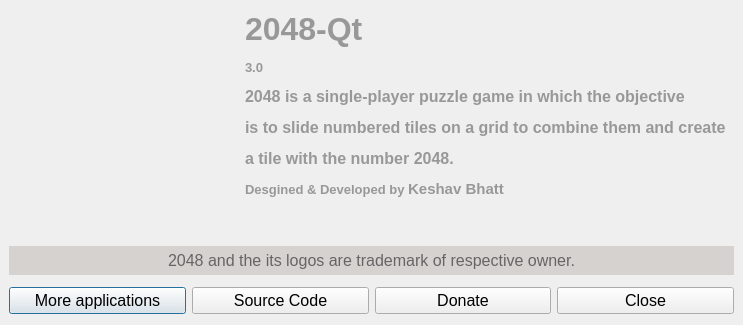
Old version of the form src/aboutdialog.ui in the repository keshavbhatt/2048-qt.
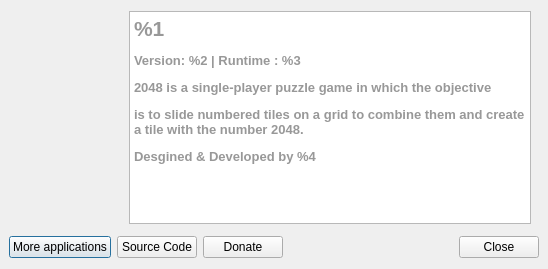
New version of the form. Icons and pictures are not drawn.

```diff
--- a/src/aboutdialog.ui
+++ b/src/aboutdialog.ui
@@ -6,8 +6,8 @@
    <rect>
     <x>0</x>
     <y>0</y>
-    <width>743</width>
-    <height>325</height>
+    <width>548</width>
+    <height>269</height>
    </rect>
   </property>
   <property name="sizePolicy">
@@ -27,15 +27,9 @@
    <property name="leftMargin">
     <number>0</number>
    </property>
-   <property name="topMargin">
-    <number>11</number>
-   </property>
    <property name="rightMargin">
     <number>0</number>
    </property>
-   <property name="bottomMargin">
-    <number>11</number>
-   </property>
    <item row="0" column="0">
     <layout class="QVBoxLayout" name="verticalLayout">
      <property name="leftMargin">
@@ -56,61 +50,47 @@
         <widget class="QLabel" name="label">
          <property name="minimumSize">
           <size>
-           <width>200</width>
-           <height>200</height>
+           <width>120</width>
+           <height>120</height>
+          </size>
+         </property>
+         <property name="maximumSize">
+          <size>
+           <width>120</width>
+           <height>120</height>
           </size>
          </property>
          <property name="text">
           <string/>
          </property>
+         <property name="scaledContents">
+          <bool>true</bool>
+         </property>
          <property name="alignment">
           <set>Qt::AlignCenter</set>
          </property>
         </widget>
        </item>
        <item>
-        <widget class="QLabel" name="label_2">
-         <property name="lineWidth">
-          <number>1</number>
-         </property>
-         <property name="text">
+        <widget class="QTextBrowser" name="textBrowser">
+         <property name="html">
           <string>&lt;!DOCTYPE HTML PUBLIC &quot;-//W3C//DTD HTML 4.0//EN&quot; &quot;http://www.w3.org/TR/REC-html40/strict.dtd&quot;&gt;
 &lt;html&gt;&lt;head&gt;&lt;meta name=&quot;qrichtext&quot; content=&quot;1&quot; /&gt;&lt;style type=&quot;text/css&quot;&gt;
 p, li { white-space: pre-wrap; }
-&lt;/style&gt;&lt;/head&gt;&lt;body style=&quot; font-family:'MS Shell Dlg 2'; font-size:8pt; font-weight:400; font-style:normal;&quot;&gt;
-&lt;p style=&quot; margin-top:12px; margin-bottom:12px; margin-left:0px; margin-right:0px; -qt-block-indent:0; text-indent:0px;&quot;&gt;&lt;span style=&quot; font-family:'Sans Serif'; font-size:24pt; font-weight:600; color:#989898;&quot;&gt;2048-Qt&lt;/span&gt;&lt;/p&gt;
-&lt;p style=&quot; margin-top:12px; margin-bottom:12px; margin-left:0px; margin-right:0px; -qt-block-indent:0; text-indent:0px;&quot;&gt;&lt;span style=&quot; font-family:'Sans Serif'; font-size:10pt; font-weight:600; color:#989898;&quot;&gt;3.0&lt;/span&gt;&lt;/p&gt;
-&lt;p style=&quot; margin-top:12px; margin-bottom:12px; margin-left:0px; margin-right:0px; -qt-block-indent:0; text-indent:0px;&quot;&gt;&lt;span style=&quot; font-family:'Sans Serif'; font-size:12pt; font-weight:600; color:#989898;&quot;&gt;2048 is a single-player puzzle game in which the objective &lt;/span&gt;&lt;/p&gt;
-&lt;p style=&quot; margin-top:12px; margin-bottom:12px; margin-left:0px; margin-right:0px; -qt-block-indent:0; text-indent:0px;&quot;&gt;&lt;span style=&quot; font-family:'Sans Serif'; font-size:12pt; font-weight:600; color:#989898;&quot;&gt;is to slide numbered tiles on a grid to combine them and create&lt;/span&gt;&lt;/p&gt;
-&lt;p style=&quot; margin-top:12px; margin-bottom:12px; margin-left:0px; margin-right:0px; -qt-block-indent:0; text-indent:0px;&quot;&gt;&lt;span style=&quot; font-family:'Sans Serif'; font-size:12pt; font-weight:600; color:#989898;&quot;&gt;a tile with the number 2048.&lt;/span&gt;&lt;/p&gt;
-&lt;p style=&quot; margin-top:12px; margin-bottom:12px; margin-left:0px; margin-right:0px; -qt-block-indent:0; text-indent:0px;&quot;&gt;&lt;span style=&quot; font-family:'Sans Serif'; font-size:10pt; font-weight:600; color:#989898;&quot;&gt;Desgined &amp;amp; Developed by &lt;/span&gt;&lt;span style=&quot; font-family:'Sans Serif'; font-size:11pt; font-weight:600; color:#989898;&quot;&gt;Keshav Bhatt&lt;/span&gt;&lt;/p&gt;
-&lt;p style=&quot; margin-top:12px; margin-bottom:12px; margin-left:0px; margin-right:0px; -qt-block-indent:0; text-indent:0px;&quot;&gt;&lt;span style=&quot; font-family:'Sans Serif'; font-size:11pt;&quot;&gt;&lt;br /&gt;&lt;/span&gt;&lt;/p&gt;&lt;/body&gt;&lt;/html&gt;</string>
+&lt;/style&gt;&lt;/head&gt;&lt;body style=&quot; font-family:'Ubuntu'; font-size:11pt; font-weight:400; font-style:normal;&quot;&gt;
+&lt;p style=&quot; margin-top:12px; margin-bottom:12px; margin-left:0px; margin-right:0px; -qt-block-indent:0; text-indent:0px;&quot;&gt;&lt;span style=&quot; font-family:'Sans Serif'; font-size:16pt; font-weight:600; color:#989898;&quot;&gt;%1&lt;/span&gt;&lt;/p&gt;
+&lt;p style=&quot; margin-top:12px; margin-bottom:12px; margin-left:0px; margin-right:0px; -qt-block-indent:0; text-indent:0px;&quot;&gt;&lt;span style=&quot; font-family:'Sans Serif'; font-size:10pt; font-weight:600; color:#989898;&quot;&gt;Version: %2 | Runtime : %3&lt;/span&gt;&lt;/p&gt;
+&lt;p style=&quot; margin-top:12px; margin-bottom:12px; margin-left:0px; margin-right:0px; -qt-block-indent:0; text-indent:0px;&quot;&gt;&lt;span style=&quot; font-family:'Sans Serif'; font-size:10pt; font-weight:600; color:#989898;&quot;&gt;2048 is a single-player puzzle game in which the objective &lt;/span&gt;&lt;/p&gt;
+&lt;p style=&quot; margin-top:12px; margin-bottom:12px; margin-left:0px; margin-right:0px; -qt-block-indent:0; text-indent:0px;&quot;&gt;&lt;span style=&quot; font-family:'Sans Serif'; font-size:10pt; font-weight:600; color:#989898;&quot;&gt;is to slide numbered tiles on a grid to combine them and create a tile with the number 2048.&lt;/span&gt;&lt;/p&gt;
+&lt;p style=&quot; margin-top:12px; margin-bottom:12px; margin-left:0px; margin-right:0px; -qt-block-indent:0; text-indent:0px;&quot;&gt;&lt;span style=&quot; font-family:'Sans Serif'; font-size:10pt; font-weight:600; color:#989898;&quot;&gt;Desgined &amp;amp; Developed by %4&lt;/span&gt;&lt;/p&gt;&lt;/body&gt;&lt;/html&gt;</string>
          </property>
-         <property name="scaledContents">
-          <bool>true</bool>
-         </property>
-         <property name="openExternalLinks">
-          <bool>true</bool>
+         <property name="openLinks">
+          <bool>false</bool>
          </property>
         </widget>
        </item>
       </layout>
      </item>
-     <item>
-      <widget class="QLabel" name="label_3">
-       <property name="font">
-        <font>
-         <pointsize>12</pointsize>
-        </font>
-       </property>
-       <property name="styleSheet">
-        <string notr="true">background-color: rgb(214, 210, 208);</string>
-       </property>
-       <property name="text">
-        <string>&lt;html&gt;&lt;head/&gt;&lt;body&gt;&lt;p align=&quot;center&quot;&gt;&lt;span style=&quot; color:#656565;&quot;&gt;2048 and the its logos are trademark of respective owner.&lt;/span&gt;&lt;/p&gt;&lt;/body&gt;&lt;/html&gt;</string>
-       </property>
-      </widget>
-     </item>
     </layout>
    </item>
    <item row="1" column="0">
@@ -142,11 +122,6 @@
      </property>
      <item>
       <widget class="QPushButton" name="moreapplication">
-       <property name="font">
-        <font>
-         <pointsize>12</pointsize>
-        </font>
-       </property>
        <property name="text">
         <string>More applications</string>
        </property>
@@ -154,11 +129,6 @@
      </item>
      <item>
       <widget class="QPushButton" name="source">
-       <property name="font">
-        <font>
-         <pointsize>12</pointsize>
-        </font>
-       </property>
        <property name="text">
         <string>Source Code</string>
        </property>
@@ -166,23 +136,26 @@
      </item>
      <item>
       <widget class="QPushButton" name="donate">
-       <property name="font">
-        <font>
-         <pointsize>12</pointsize>
-        </font>
-       </property>
        <property name="text">
         <string>Donate</string>
        </property>
       </widget>
      </item>
+     <item>
+      <spacer name="horizontalSpacer">
+       <property name="orientation">
+        <enum>Qt::Horizontal</enum>
+       </property>
+       <property name="sizeHint" stdset="0">
+        <size>
+         <width>40</width>
+         <height>20</height>
+        </size>
+       </property>
+      </spacer>
+     </item>
      <item>
       <widget class="QPushButton" name="close">
-       <property name="font">
-        <font>
-         <pointsize>12</pointsize>
-        </font>
-       </property>
        <property name="text">
         <string>Close</string>
        </property>
```
